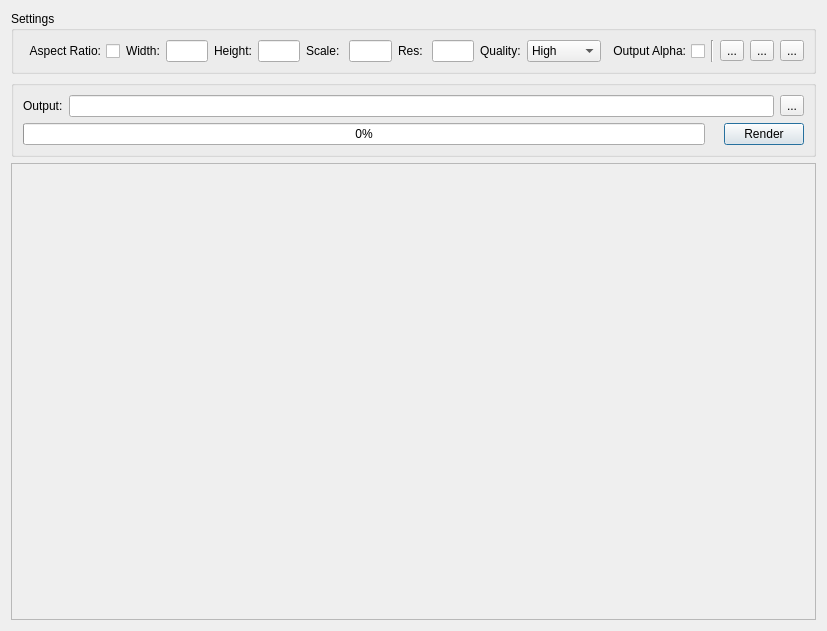
Old version of the form mainApp/povrayrenderdialog.ui in the repository trevorsandy/lpub3d-ci.
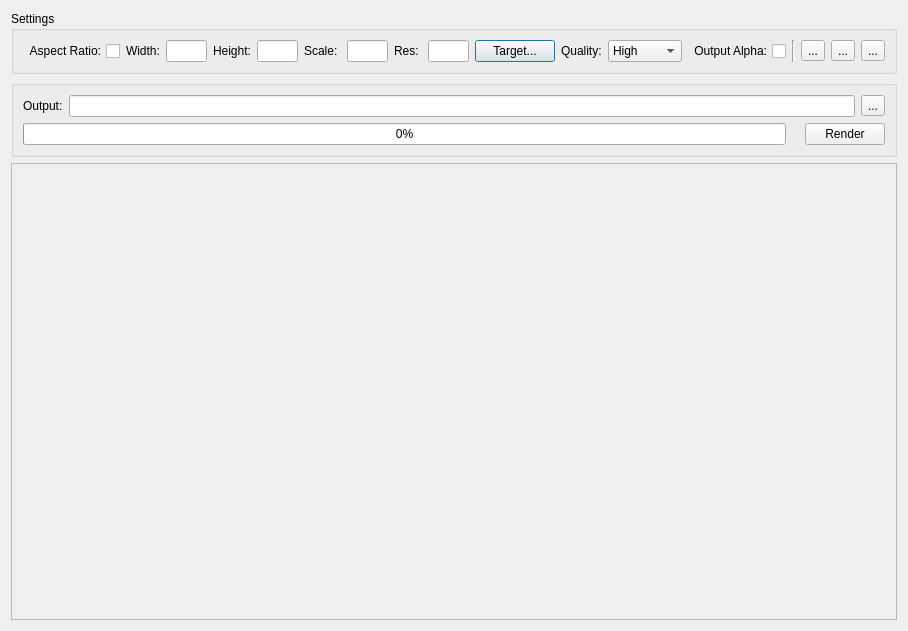
New version of the form.

Commit message: Add target to POVRay render dialogue #412

```diff
--- a/mainApp/povrayrenderdialog.ui
+++ b/mainApp/povrayrenderdialog.ui
@@ -6,7 +6,7 @@
    <rect>
     <x>0</x>
     <y>0</y>
-    <width>827</width>
+    <width>908</width>
     <height>631</height>
    </rect>
   </property>
@@ -97,6 +97,13 @@
           </property>
          </widget>
         </item>
+        <item>
+         <widget class="QPushButton" name="TargetButton">
+          <property name="text">
+           <string>Target...</string>
+          </property>
+         </widget>
+        </item>
         <item>
          <widget class="QLabel" name="qualityLabel">
           <property name="text">
```
Left out of the diff: 11 changed lines with no effect on the pictures. The commit also changes 14 other files.
